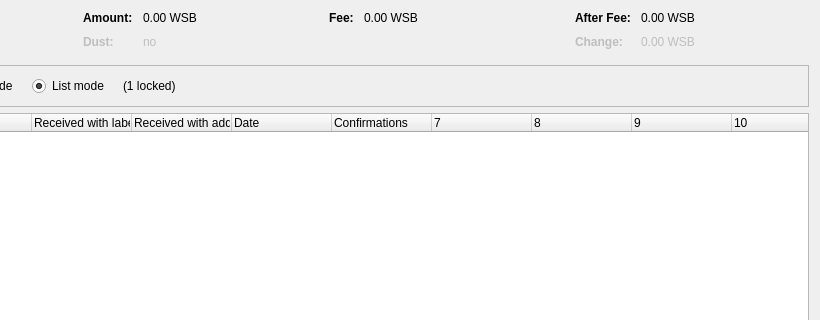
itz63c/YoloYachtCoin, file src/qt/forms/coincontroldialog.ui: the form before one commit; both pictures show x 180 to 1000 and y 0 to 320 of the 1000 by 500 pixel window.
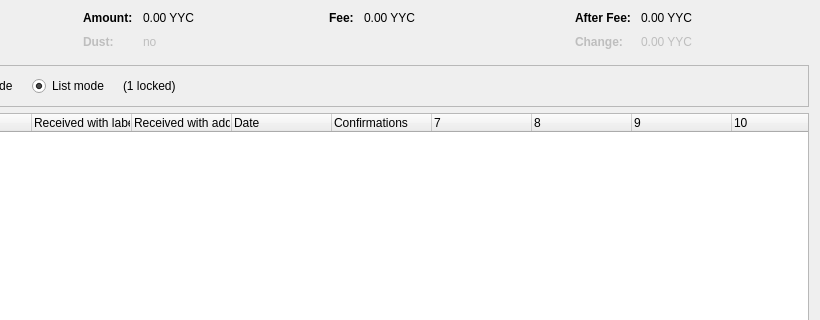
The form after the commit. Custom widgets are drawn as their Qt base class.

```diff
--- a/src/qt/forms/coincontroldialog.ui
+++ b/src/qt/forms/coincontroldialog.ui
@@ -132,7 +132,7 @@
           <enum>Qt::ActionsContextMenu</enum>
          </property>
          <property name="text">
-          <string notr="true">0.00 WSB</string>
+          <string notr="true">0.00 YYC</string>
          </property>
          <property name="textInteractionFlags">
           <set>Qt::LinksAccessibleByMouse|Qt::TextSelectableByKeyboard|Qt::TextSelectableByMouse</set>
@@ -212,7 +212,7 @@
           <enum>Qt::ActionsContextMenu</enum>
          </property>
          <property name="text">
-          <string notr="true">0.00 WSB</string>
+          <string notr="true">0.00 YYC</string>
          </property>
          <property name="textInteractionFlags">
           <set>Qt::LinksAccessibleByMouse|Qt::TextSelectableByKeyboard|Qt::TextSelectableByMouse</set>
@@ -257,7 +257,7 @@
           <enum>Qt::ActionsContextMenu</enum>
          </property>
          <property name="text">
-          <string notr="true">0.00 WSB</string>
+          <string notr="true">0.00 YYC</string>
          </property>
          <property name="textInteractionFlags">
           <set>Qt::LinksAccessibleByMouse|Qt::TextSelectableByKeyboard|Qt::TextSelectableByMouse</set>
@@ -292,7 +292,7 @@
           <enum>Qt::ActionsContextMenu</enum>
          </property>
          <property name="text">
-          <string notr="true">0.00 WSB</string>
+          <string notr="true">0.00 YYC</string>
          </property>
          <property name="textInteractionFlags">
           <set>Qt::LinksAccessibleByMouse|Qt::TextSelectableByKeyboard|Qt::TextSelectableByMouse</set>
```
